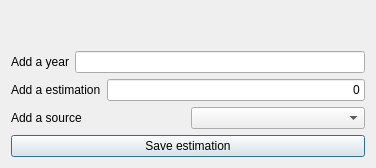
Before: the Qt Designer form ui/frmEstimationsAdd.ui in turulomio/xulpymoney, drawn with Qt 5.
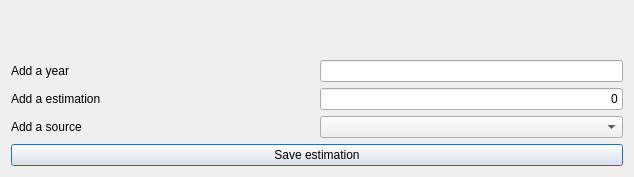
After: the same form once the commit is applied. Icons and pictures are not drawn. Custom widgets are drawn as their Qt base class.

Patch:
```diff
--- a/ui/frmEstimationsAdd.ui
+++ b/ui/frmEstimationsAdd.ui
@@ -9,8 +9,8 @@
    <rect>
     <x>0</x>
     <y>0</y>
-    <width>376</width>
-    <height>168</height>
+    <width>634</width>
+    <height>177</height>
    </rect>
   </property>
   <property name="windowTitle">
@@ -52,6 +52,12 @@
        </item>
        <item>
         <widget class="QLineEdit" name="txtYear">
+         <property name="sizePolicy">
+          <sizepolicy hsizetype="Preferred" vsizetype="Fixed">
+           <horstretch>0</horstretch>
+           <verstretch>0</verstretch>
+          </sizepolicy>
+         </property>
          <property name="alignment">
           <set>Qt::AlignRight|Qt::AlignTrailing|Qt::AlignVCenter</set>
          </property>
@@ -70,6 +76,12 @@
        </item>
        <item>
         <widget class="myQLineEdit" name="txtDPA">
+         <property name="sizePolicy">
+          <sizepolicy hsizetype="Preferred" vsizetype="Fixed">
+           <horstretch>0</horstretch>
+           <verstretch>0</verstretch>
+          </sizepolicy>
+         </property>
          <property name="text">
           <string>0</string>
          </property>
```
Left out of the diff: 2 changed lines with no effect on the pictures.
